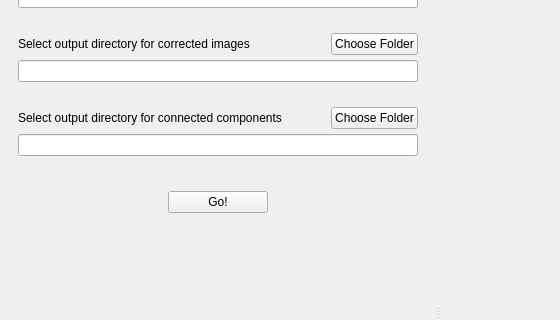
This is dissection_photo/dissection_photo/MainWindow.ui in freesurfer/freesurfer as Qt 5 draws it before an edit; both pictures show x 0 to 560 and y 139 to 459 of the 1251 by 907 pixel window. The edited form follows.
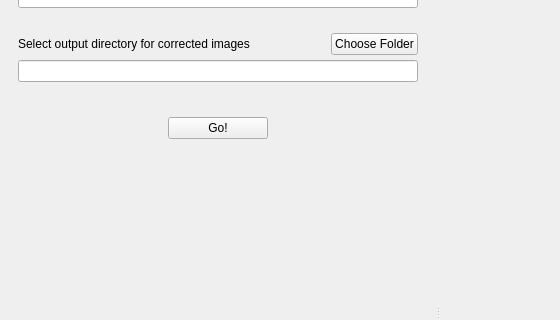
This is the edited form. The open tabs and pages were chosen to show the change. Custom widgets are drawn as their Qt base class.

Commit message: Move folder selector for corrected components to CC window

```diff
--- a/dissection_photo/dissection_photo/MainWindow.ui
+++ b/dissection_photo/dissection_photo/MainWindow.ui
@@ -1426,65 +1426,6 @@
             <item>
              <widget class="QLineEdit" name="lineEditPathOutput"/>
             </item>
-            <item>
-             <spacer name="verticalSpacer_13">
-              <property name="orientation">
-               <enum>Qt::Vertical</enum>
-              </property>
-              <property name="sizeType">
-               <enum>QSizePolicy::Fixed</enum>
-              </property>
-              <property name="sizeHint" stdset="0">
-               <size>
-                <width>20</width>
-                <height>20</height>
-               </size>
-              </property>
-             </spacer>
-            </item>
-            <item>
-             <layout class="QHBoxLayout" name="horizontalLayout_13">
-              <item>
-               <widget class="QLabel" name="label_9">
-                <property name="sizePolicy">
-                 <sizepolicy hsizetype="Preferred" vsizetype="Preferred">
-                  <horstretch>1</horstretch>
-                  <verstretch>0</verstretch>
-                 </sizepolicy>
-                </property>
-                <property name="text">
-                 <string>Select output directory for connected components </string>
-                </property>
-                <property name="wordWrap">
-                 <bool>true</bool>
-                </property>
-               </widget>
-              </item>
-              <item>
-               <spacer name="horizontalSpacer_30">
-                <property name="orientation">
-                 <enum>Qt::Horizontal</enum>
-                </property>
-                <property name="sizeHint" stdset="0">
-                 <size>
-                  <width>0</width>
-                  <height>20</height>
-                 </size>
-                </property>
-               </spacer>
-              </item>
-              <item>
-               <widget class="QPushButton" name="pushButtonFinalOutput">
-                <property name="text">
-                 <string>Choose Folder</string>
-                </property>
-               </widget>
-              </item>
-             </layout>
-            </item>
-            <item>
-             <widget class="QLineEdit" name="lineEditPathFinalOutput"/>
-            </item>
             <item>
              <spacer name="verticalSpacer_7">
               <property name="orientation">
```
Left out of the diff: 93 changed lines with no effect on the pictures. The commit also changes 2 other files.
